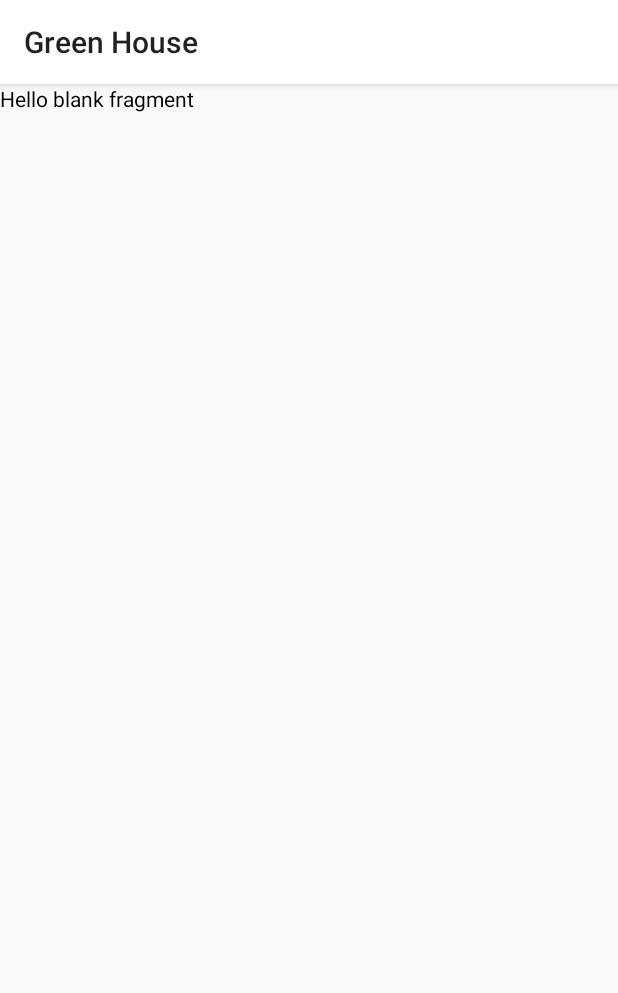
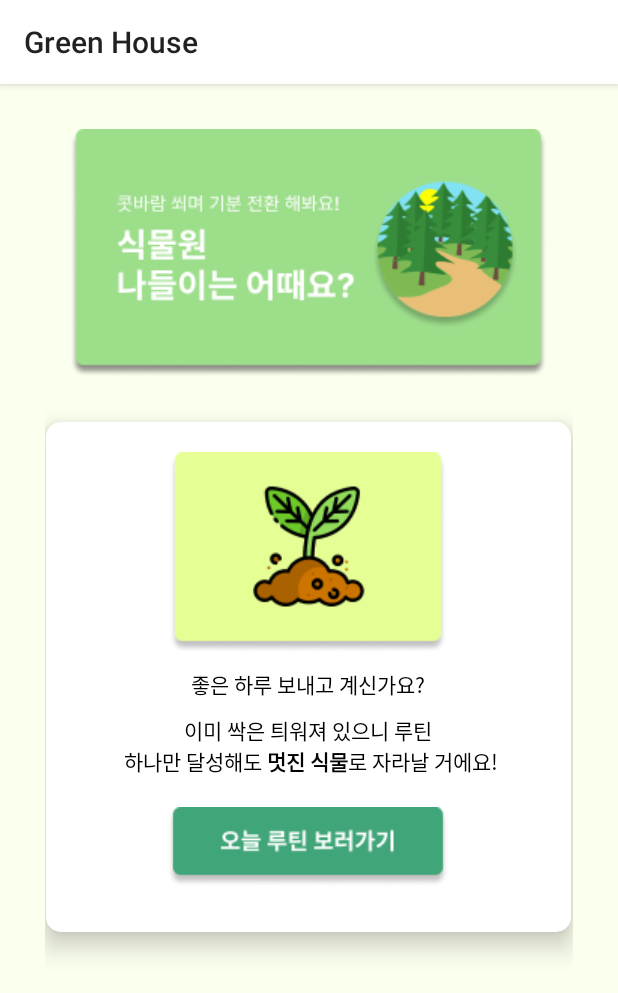
Before and after one commit to mj12130/Android_GreenHouse, an Android app: the fragment HomeFragment shown on its own in the app's theme, on a phone screen of 412 x 824 dp. Shown: the top 993 px of the screen. Run offline under Robolectric (Android 15) with nearby library versions, the phone set to English and light mode, and no system bars; network calls fail.

Commit message:
[FEAT] 홈화면 일부, 지도 구현

```diff
--- a/app/src/main/java/com/example/greenhouse/HomeFragment.kt
+++ b/app/src/main/java/com/example/greenhouse/HomeFragment.kt
@@ -1,12 +1,15 @@
 package com.example.greenhouse
 
+import android.R
+import android.content.Intent
+import android.net.Uri
 import android.os.Bundle
-import androidx.fragment.app.Fragment
 import android.view.LayoutInflater
 import android.view.View
 import android.view.ViewGroup
+import androidx.fragment.app.Fragment
 import com.example.greenhouse.databinding.FragmentHomeBinding
-import com.example.greenhouse.databinding.FragmentPlantSearchBinding
+
 
 // TODO: Rename parameter arguments, choose names that match
 // the fragment initialization parameters, e.g. ARG_ITEM_NUMBER
@@ -37,6 +40,12 @@ class HomeFragment : Fragment() {
     ): View? {
         val binding = FragmentHomeBinding.inflate(inflater, container, false)
 
+        // 식물원 배너 클릭
+        binding.bannerBtn.setOnClickListener {
+            val intent = Intent(Intent.ACTION_VIEW, Uri.parse("geo:37.5694332,126.8350132")) //기본 위치 서울식물원으로
+            startActivity(intent)
+        }
+
         return binding.root
     }
 
--- /dev/null
+++ b/app/src/main/res/drawable/home_achieve.xml
@@ -0,0 +1,4 @@
+<shape xmlns:android="http://schemas.android.com/apk/res/android">
+    <solid android:color="@color/white" />
+    <corners android:radius="10dp" />
+</shape>
--- a/app/src/main/res/layout/fragment_home.xml
+++ b/app/src/main/res/layout/fragment_home.xml
@@ -1,14 +1,64 @@
 <?xml version="1.0" encoding="utf-8"?>
-<FrameLayout xmlns:android="http://schemas.android.com/apk/res/android"
+<LinearLayout xmlns:android="http://schemas.android.com/apk/res/android"
     xmlns:tools="http://schemas.android.com/tools"
     android:layout_width="match_parent"
     android:layout_height="match_parent"
-    tools:context=".HomeFragment">
+    tools:context=".HomeFragment"
+    android:id="@+id/homeRoot"
+    android:background="@color/background"
+    android:orientation="vertical"
+    android:gravity="center_horizontal"
+    android:padding="30dp">
 
-    <!-- TODO: Update blank fragment layout -->
-    <TextView
-        android:layout_width="match_parent"
-        android:layout_height="match_parent"
-        android:text="@string/hello_blank_fragment" />
+    <ImageButton
+        android:layout_width="wrap_content"
+        android:layout_height="wrap_content"
+        android:src ="@drawable/banner"
+        android:background="@color/background"
+        android:id="@+id/bannerBtn" />
 
-</FrameLayout>
+
+    <LinearLayout
+        android:layout_width="350dp"
+        android:layout_height="wrap_content"
+        android:orientation="vertical"
+        android:background="@drawable/home_achieve"
+        android:padding="20dp"
+        android:layout_marginTop="30dp"
+        android:elevation="10dp">
+
+        <ImageView
+            android:layout_width="wrap_content"
+            android:layout_height="wrap_content"
+            android:src="@drawable/achievesprout"
+            android:layout_gravity="center"
+            android:id="@+id/image" />
+
+        <TextView
+            android:layout_width="wrap_content"
+            android:layout_height="match_parent"
+            android:text="좋은 하루 보내고 계신가요?"
+            android:id="@+id/text1"
+            android:layout_gravity="center"
+            android:layout_marginTop="10dp" />
+        <TextView
+            android:layout_width="wrap_content"
+            android:layout_height="match_parent"
+            android:text="@string/home_sprout"
+            android:id="@+id/text2"
+            android:layout_gravity="center"
+            android:layout_marginTop="10dp" />
+
+        <ImageButton
+            android:layout_width="wrap_content"
+            android:layout_height="wrap_content"
+            android:padding="10dp"
+            android:src="@drawable/homeroutinebutton"
+            android:background="@color/white"
+            android:layout_gravity="center"
+            android:layout_marginTop="10dp"
+            android:id="@+id/goRoutine"/>
+
+    </LinearLayout>
+
+</LinearLayout>
--- a/app/src/main/res/values/strings.xml
+++ b/app/src/main/res/values/strings.xml
@@ -29,4 +29,7 @@
     <!-- naver 로그인 -->
     <string name="naver_client_id">lQtLEKIoSNLJmeByyw2Z</string>
     <string name="naver_client_secret">0OItoCHwaL</string>
+
+    <!-- 홈화면 달성도 -->
+    <string name="home_sprout">&#160;&#160;&#160;&#160;&#160;&#160;&#160;&#160;&#160;&#160;&#160;&#160;&#160;이미 싹은 틔워져 있으니 루틴 \n 하나만 달성해도 <b>멋진 식물</b>로 자라날 거에요!</string>
 </resources>
```
Also changed, not shown: app/src/main/res/drawable/banner.png (added), app/src/main/res/drawable/homeroutinebutton.png (added).
